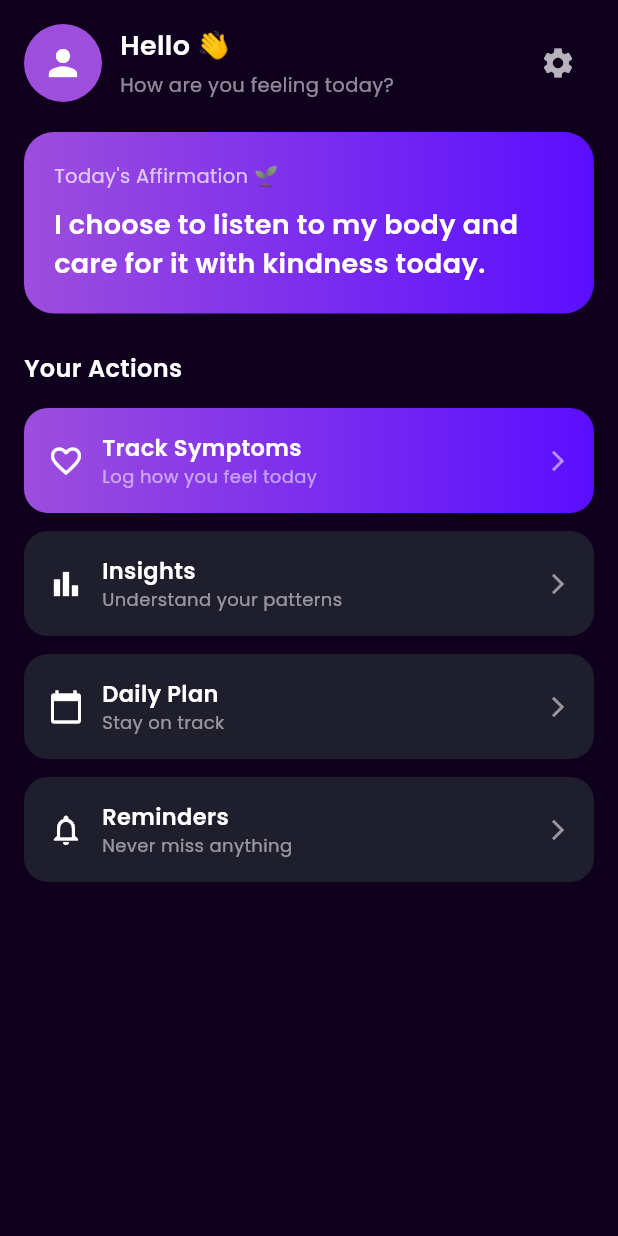
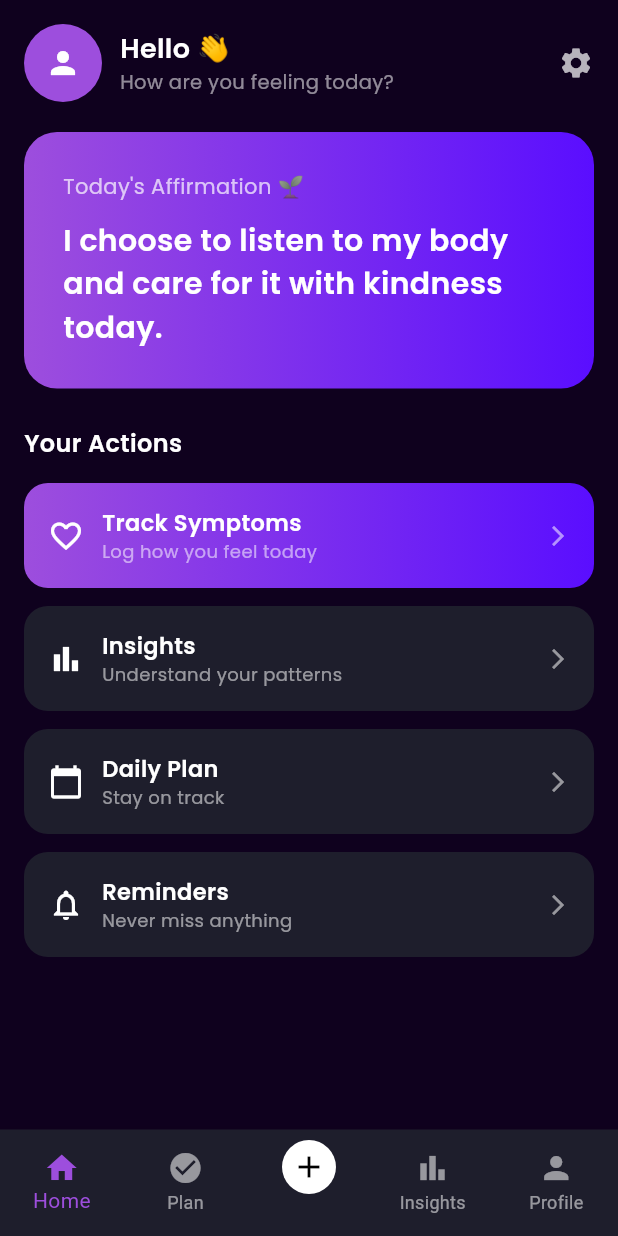
Before and after one commit to softdevlpr/vytal, a Flutter app: the HomePage screen opened directly, on a phone screen of 412 x 824 dp. Run offline on Flutter 3.47's test engine with Material 3 defaults, Android fonts, the phone set to English and light mode, and no system bars; our stand-ins replace flutter_local_notifications, google_fonts, timezone.

Commit message:
Update home_page.dart

```diff
--- a/lib/screens/home_page.dart
+++ b/lib/screens/home_page.dart
@@ -8,13 +8,22 @@ import 'plan_page.dart';
 import 'profile_settings_page.dart';
 import 'reminder_page.dart';
 
-class HomePage extends StatelessWidget {
+class HomePage extends StatefulWidget {
   const HomePage({super.key});
+
+  @override
+  State<HomePage> createState() => _HomePageState();
+}
+
+class _HomePageState extends State<HomePage> {
+
+  int currentIndex = 0;
 
   @override
   Widget build(BuildContext context) {
     return Scaffold(
       backgroundColor: const Color(0xFF0F011E),
+
       body: SafeArea(
         child: SingleChildScrollView(
           padding: const EdgeInsets.all(16),
@@ -22,17 +31,15 @@ class HomePage extends StatelessWidget {
             crossAxisAlignment: CrossAxisAlignment.start,
             children: [
 
-              /// PROFILE HEADER
               _profileHeader(context),
 
               const SizedBox(height: 20),
 
-              /// DAILY AFFIRMATION
+              /// 🔥 BIGGER AFFIRMATION
               _dailyAffirmation(),
 
               const SizedBox(height: 25),
 
-              /// 🔥 SECTION TITLE
               Text(
                 "Your Actions",
                 style: GoogleFonts.poppins(
@@ -44,7 +51,6 @@ class HomePage extends StatelessWidget {
 
               const SizedBox(height: 15),
 
-              /// TRACK SYMPTOMS
               _navigationCard(
                 context,
                 title: "Track Symptoms",
@@ -56,7 +62,6 @@ class HomePage extends StatelessWidget {
 
               const SizedBox(height: 12),
 
-              /// INSIGHTS
               _navigationCard(
                 context,
                 title: "Insights",
@@ -67,7 +72,6 @@ class HomePage extends StatelessWidget {
 
               const SizedBox(height: 12),
 
-              /// PLAN
               _navigationCard(
                 context,
                 title: "Daily Plan",
@@ -78,7 +82,6 @@ class HomePage extends StatelessWidget {
 
               const SizedBox(height: 12),
 
-              /// REMINDER
               _navigationCard(
                 context,
                 title: "Reminders",
@@ -89,6 +92,52 @@ class HomePage extends StatelessWidget {
             ],
           ),
         ),
+      ),
+
+      /// 🔥 BOTTOM NAV (MATCH IMAGE)
+      bottomNavigationBar: BottomNavigationBar(
+        backgroundColor: const Color(0xFF1E1E2C),
+        selectedItemColor: const Color(0xFF9D4EDD),
+        unselectedItemColor: Colors.white54,
+        currentIndex: currentIndex,
+        onTap: (index) {
+          setState(() {
+            currentIndex = index;
+          });
+        },
+        type: BottomNavigationBarType.fixed,
+        items: [
+          const BottomNavigationBarItem(
+            icon: Icon(Icons.home),
+            label: "Home",
+          ),
+          const BottomNavigationBarItem(
+            icon: Icon(Icons.check_circle),
+            label: "Plan",
+          ),
+
+          /// 🔥 CENTER BIG +
+          BottomNavigationBarItem(
+            icon: Container(
+              padding: const EdgeInsets.all(6),
+              decoration: const BoxDecoration(
+                shape: BoxShape.circle,
+                color: Colors.white,
+              ),
+              child: const Icon(Icons.add, color: Colors.black),
+            ),
+            label: "",
+          ),
+
+          const BottomNavigationBarItem(
+            icon: Icon(Icons.bar_chart),
+            label: "Insights",
+          ),
+          const BottomNavigationBarItem(
+            icon: Icon(Icons.person),
+            label: "Profile",
+          ),
+        ],
       ),
     );
   }
@@ -103,7 +152,7 @@ class HomePage extends StatelessWidget {
             const CircleAvatar(
               radius: 26,
               backgroundColor: Color(0xFF9D4EDD),
-              child: Icon(Icons.person, color: Colors.white, size: 28),
+              child: Icon(Icons.person, color: Colors.white),
             ),
             const SizedBox(width: 12),
             Column(
@@ -117,7 +166,6 @@ class HomePage extends StatelessWidget {
                     fontWeight: FontWeight.w600,
                   ),
                 ),
-                const SizedBox(height: 4),
                 Text(
                   "How are you feeling today?",
                   style: GoogleFonts.poppins(
@@ -129,26 +177,16 @@ class HomePage extends StatelessWidget {
             ),
           ],
         ),
-        IconButton(
-          icon: const Icon(Icons.settings, color: Colors.white70),
-          onPressed: () {
-            Navigator.push(
-              context,
-              MaterialPageRoute(
-                builder: (_) => const ProfileSettingsPage(),
-              ),
-            );
-          },
-        ),
+        const Icon(Icons.settings, color: Colors.white70),
       ],
     );
   }
 
-  /// DAILY AFFIRMATION
+  /// 🔥 BIGGER AFFIRMATION CARD
   Widget _dailyAffirmation() {
     return Container(
       width: double.infinity,
-      padding: const EdgeInsets.all(20),
+      padding: const EdgeInsets.all(26), // 🔥 bigger padding
       decoration: BoxDecoration(
         gradient: const LinearGradient(
           colors: [
@@ -156,7 +194,7 @@ class HomePage extends StatelessWidget {
             Color(0xFF5A0EFF),
           ],
         ),
-        borderRadius: BorderRadius.circular(20),
+        borderRadius: BorderRadius.circular(22),
       ),
       child: Column(
         crossAxisAlignment: CrossAxisAlignment.start,
@@ -165,15 +203,15 @@ class HomePage extends StatelessWidget {
             "Today's Affirmation 🌱",
             style: GoogleFonts.poppins(
               color: Colors.white70,
-              fontSize: 13,
+              fontSize: 14,
             ),
           ),
-          const SizedBox(height: 10),
+          const SizedBox(height: 12),
           Text(
             "I choose to listen to my body and care for it with kindness today.",
             style: GoogleFonts.poppins(
               color: Colors.white,
-              fontSize: 18,
+              fontSize: 20, // 🔥 increased
               fontWeight: FontWeight.w600,
             ),
           ),
@@ -182,7 +220,7 @@ class HomePage extends StatelessWidget {
     );
   }
 
-  /// 🔥 UPDATED NAVIGATION CARD
+  /// NAV CARD
   Widget _navigationCard(
     BuildContext context, {
     required String title,
@@ -214,12 +252,9 @@ class HomePage extends StatelessWidget {
         ),
         child: Row(
           children: [
-
             Icon(icon, color: Colors.white),
-
             const SizedBox(width: 12),
 
-            /// TEXT
             Expanded(
               child: Column(
                 crossAxisAlignment: CrossAxisAlignment.start,
```
